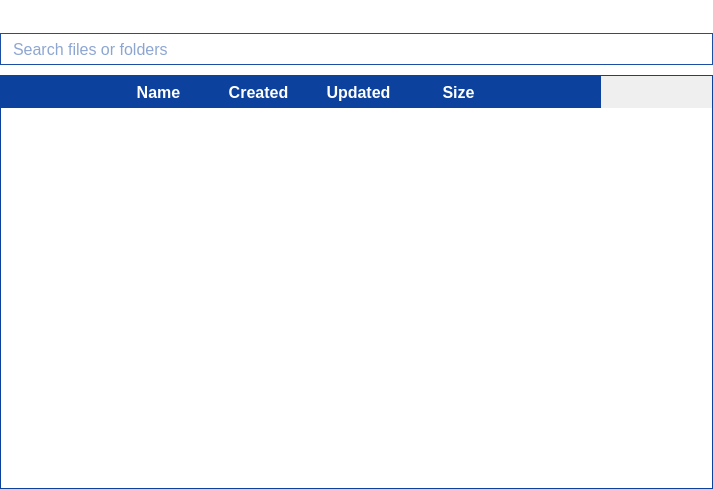
Before: the Qt Designer form parsec/core/gui/forms/files_widget.ui in Scille/parsec-cloud, drawn with Qt 5.
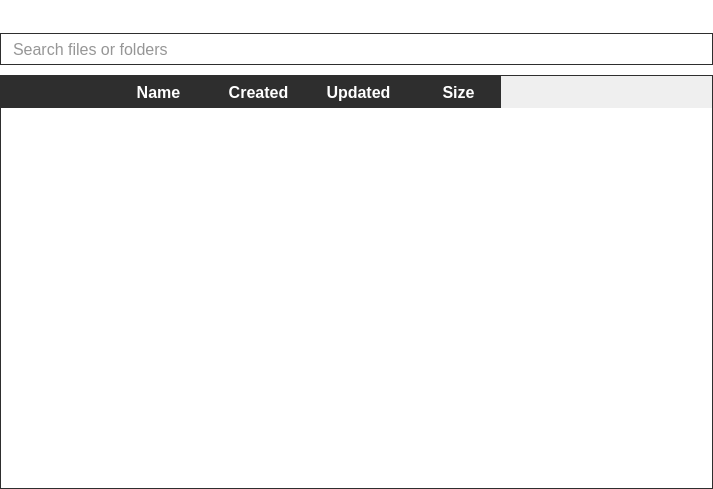
After: the same form once the commit is applied. Icons and pictures are not drawn.

```diff
--- a/parsec/core/gui/forms/files_widget.ui
+++ b/parsec/core/gui/forms/files_widget.ui
@@ -25,22 +25,6 @@
 background-color: rgb(255, 255, 255);
 }
 
-QListWidget
-{
-border: 1px solid rgb(28, 78, 163);
-}
-
-QListView::item
-{
-background-color: rgb(255, 255, 255);
-color: rgb(0, 0, 0);
-}
-
-QListView::item:selected
-{
-background-color: rgb(45, 144, 209);
-}
-
 QScrollBar:vertical
 {
 background: rgb(255, 255, 255);
@@ -48,7 +32,7 @@
 
 QScrollBar::handle:vertical
 {
-background: rgb(12, 65, 157);
+background: rgb(46, 46, 46);
 }
 
 QScrollBar::add-line:vertical, QScrollBar::sub-line:vertical
@@ -198,9 +182,9 @@
          <string notr="true">background-image: url(:/icons/images/icons/search.png);
 background-repeat: no-repeat;
 background-position: right;
-border: 1px solid rgb(28, 78, 163);
+border: 1px solid rgb(46, 46, 46);
 padding-left: 10px;
-color: rgb(28, 78, 163);</string>
+color: rgb(46, 46, 46);</string>
         </property>
         <property name="placeholderText">
          <string>Search files or folders</string>
@@ -227,14 +211,14 @@
           <property name="styleSheet">
            <string notr="true">QTableWidget
 {
-border: 1px solid rgb(12, 65, 157);
+border: 1px solid rgb(46, 46, 46);
 }
 
 QHeaderView::section
 {
 padding-left: 15px;
 border: 0;
-background-color: rgb(12, 65, 157);
+background-color: rgb(46, 46, 46);
 color: white;
 font-size: 16px;
 font-weight: bold;
@@ -245,13 +229,15 @@
 QTableWidget::item
 {
 background-color: rgb(255, 255, 255);
+color: rgb(0, 0, 0);
 border: 0px;
 padding: 15px;
 }
 
 QTableWidget::item:selected
 {
-background-color: rgb(46, 146, 208);
+background-color: rgb(206, 225, 239);
+color: rgb(0, 0, 0);
 }
 
 QHeaderView::down-arrow
@@ -272,8 +258,7 @@
 padding-right: 32px;
 width: 16px;
 height: 16px;
-}
-</string>
+}</string>
           </property>
           <property name="frameShape">
            <enum>QFrame::NoFrame</enum>
@@ -320,6 +305,9 @@
           <property name="cornerButtonEnabled">
            <bool>false</bool>
           </property>
+          <property name="columnCount">
+           <number>5</number>
+          </property>
           <attribute name="horizontalHeaderStretchLastSection">
            <bool>false</bool>
           </attribute>
@@ -354,11 +342,6 @@
             <string>Size</string>
            </property>
           </column>
-          <column>
-           <property name="text">
-            <string/>
-           </property>
-          </column>
          </widget>
         </item>
        </layout>
```
